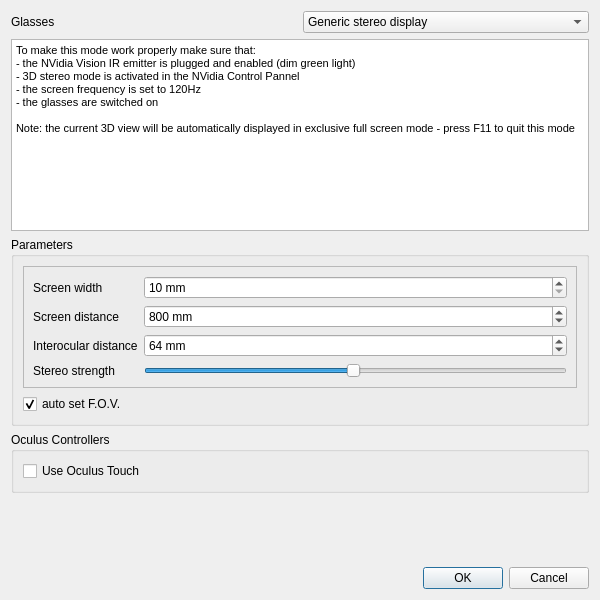
First picture: the form in common/ui_templates/stereoModeDlg.ui, repository hvs-ait/CloudCompare, before the edit.
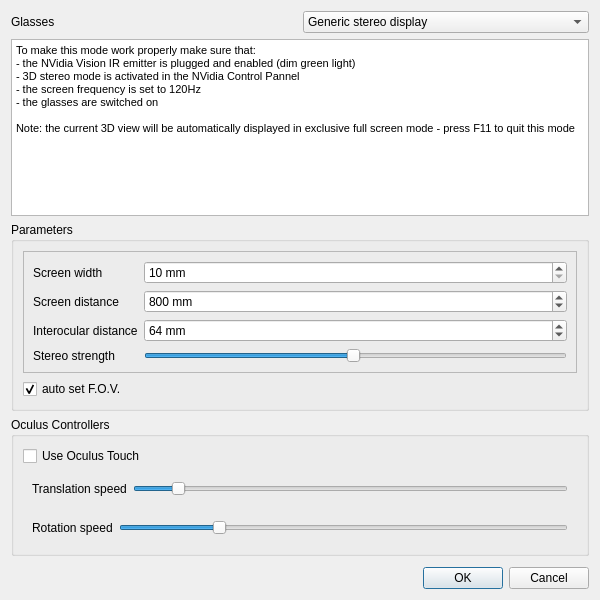
Second picture: the form after the edit. Icons and pictures are not drawn.

Commit message:
Implemented more controls and refactored ccOculusTouch class
Added controls for:
-  Increase / decrease pointsize
-  Resetting the view
-  Toggling between object or camera centered view

Added Qt elements for adjusting the rotation and translation speed

```diff
--- a/common/ui_templates/stereoModeDlg.ui
+++ b/common/ui_templates/stereoModeDlg.ui
@@ -102,13 +102,13 @@
 &lt;html&gt;&lt;head&gt;&lt;meta name=&quot;qrichtext&quot; content=&quot;1&quot; /&gt;&lt;style type=&quot;text/css&quot;&gt;
 p, li { white-space: pre-wrap; }
 &lt;/style&gt;&lt;/head&gt;&lt;body style=&quot; font-family:'MS Shell Dlg 2'; font-size:7.8pt; font-weight:400; font-style:normal;&quot;&gt;
-&lt;p style=&quot; margin-top:0px; margin-bottom:0px; margin-left:0px; margin-right:0px; -qt-block-indent:0; text-indent:0px;&quot;&gt;&lt;span style=&quot; font-family:'MS Shell Dlg 2'; font-size:8pt;&quot;&gt;To make this mode work properly make sure that:&lt;/span&gt;&lt;/p&gt;
-&lt;p style=&quot; margin-top:0px; margin-bottom:0px; margin-left:0px; margin-right:0px; -qt-block-indent:0; text-indent:0px;&quot;&gt;&lt;span style=&quot; font-family:'MS Shell Dlg 2'; font-size:8pt;&quot;&gt;- the NVidia Vision IR emitter is plugged and enabled (dim green light)&lt;/span&gt;&lt;/p&gt;
-&lt;p style=&quot; margin-top:0px; margin-bottom:0px; margin-left:0px; margin-right:0px; -qt-block-indent:0; text-indent:0px;&quot;&gt;&lt;span style=&quot; font-family:'MS Shell Dlg 2'; font-size:8pt;&quot;&gt;- 3D stereo mode is activated in the NVidia Control Pannel&lt;/span&gt;&lt;/p&gt;
-&lt;p style=&quot; margin-top:0px; margin-bottom:0px; margin-left:0px; margin-right:0px; -qt-block-indent:0; text-indent:0px;&quot;&gt;&lt;span style=&quot; font-family:'MS Shell Dlg 2'; font-size:8pt;&quot;&gt;- the screen frequency is set to 120Hz&lt;/span&gt;&lt;/p&gt;
-&lt;p style=&quot; margin-top:0px; margin-bottom:0px; margin-left:0px; margin-right:0px; -qt-block-indent:0; text-indent:0px;&quot;&gt;&lt;span style=&quot; font-family:'MS Shell Dlg 2'; font-size:8pt;&quot;&gt;- the glasses are switched on&lt;/span&gt;&lt;/p&gt;
-&lt;p style=&quot;-qt-paragraph-type:empty; margin-top:0px; margin-bottom:0px; margin-left:0px; margin-right:0px; -qt-block-indent:0; text-indent:0px; font-family:'MS Shell Dlg 2'; font-size:8pt;&quot;&gt;&lt;br /&gt;&lt;/p&gt;
-&lt;p style=&quot; margin-top:0px; margin-bottom:0px; margin-left:0px; margin-right:0px; -qt-block-indent:0; text-indent:0px;&quot;&gt;&lt;span style=&quot; font-family:'MS Shell Dlg 2'; font-size:8pt;&quot;&gt;Note: the current 3D view will be automatically displayed in exclusive full screen mode - press F11 to quit this mode&lt;/span&gt;&lt;/p&gt;&lt;/body&gt;&lt;/html&gt;</string>
+&lt;p style=&quot; margin-top:0px; margin-bottom:0px; margin-left:0px; margin-right:0px; -qt-block-indent:0; text-indent:0px;&quot;&gt;&lt;span style=&quot; font-size:8pt;&quot;&gt;To make this mode work properly make sure that:&lt;/span&gt;&lt;/p&gt;
+&lt;p style=&quot; margin-top:0px; margin-bottom:0px; margin-left:0px; margin-right:0px; -qt-block-indent:0; text-indent:0px;&quot;&gt;&lt;span style=&quot; font-size:8pt;&quot;&gt;- the NVidia Vision IR emitter is plugged and enabled (dim green light)&lt;/span&gt;&lt;/p&gt;
+&lt;p style=&quot; margin-top:0px; margin-bottom:0px; margin-left:0px; margin-right:0px; -qt-block-indent:0; text-indent:0px;&quot;&gt;&lt;span style=&quot; font-size:8pt;&quot;&gt;- 3D stereo mode is activated in the NVidia Control Pannel&lt;/span&gt;&lt;/p&gt;
+&lt;p style=&quot; margin-top:0px; margin-bottom:0px; margin-left:0px; margin-right:0px; -qt-block-indent:0; text-indent:0px;&quot;&gt;&lt;span style=&quot; font-size:8pt;&quot;&gt;- the screen frequency is set to 120Hz&lt;/span&gt;&lt;/p&gt;
+&lt;p style=&quot; margin-top:0px; margin-bottom:0px; margin-left:0px; margin-right:0px; -qt-block-indent:0; text-indent:0px;&quot;&gt;&lt;span style=&quot; font-size:8pt;&quot;&gt;- the glasses are switched on&lt;/span&gt;&lt;/p&gt;
+&lt;p style=&quot;-qt-paragraph-type:empty; margin-top:0px; margin-bottom:0px; margin-left:0px; margin-right:0px; -qt-block-indent:0; text-indent:0px; font-size:8pt;&quot;&gt;&lt;br /&gt;&lt;/p&gt;
+&lt;p style=&quot; margin-top:0px; margin-bottom:0px; margin-left:0px; margin-right:0px; -qt-block-indent:0; text-indent:0px;&quot;&gt;&lt;span style=&quot; font-size:8pt;&quot;&gt;Note: the current 3D view will be automatically displayed in exclusive full screen mode - press F11 to quit this mode&lt;/span&gt;&lt;/p&gt;&lt;/body&gt;&lt;/html&gt;</string>
      </property>
     </widget>
    </item>
@@ -263,6 +263,64 @@
         </property>
        </widget>
       </item>
+      <item>
+       <widget class="QWidget" name="widget" native="true">
+        <layout class="QHBoxLayout" name="horizontalLayout_2">
+         <item>
+          <widget class="QLabel" name="label_3">
+           <property name="text">
+            <string>Translation speed</string>
+           </property>
+          </widget>
+         </item>
+         <item>
+          <widget class="QSlider" name="translationSpeedSlider">
+           <property name="minimum">
+            <number>1</number>
+           </property>
+           <property name="maximum">
+            <number>100</number>
+           </property>
+           <property name="value">
+            <number>10</number>
+           </property>
+           <property name="orientation">
+            <enum>Qt::Horizontal</enum>
+           </property>
+          </widget>
+         </item>
+        </layout>
+       </widget>
+      </item>
+      <item>
+       <widget class="QWidget" name="widget_2" native="true">
+        <layout class="QHBoxLayout" name="horizontalLayout_3">
+         <item>
+          <widget class="QLabel" name="label_7">
+           <property name="text">
+            <string>Rotation speed</string>
+           </property>
+          </widget>
+         </item>
+         <item>
+          <widget class="QSlider" name="rotationSpeedSlider">
+           <property name="minimum">
+            <number>1</number>
+           </property>
+           <property name="maximum">
+            <number>90</number>
+           </property>
+           <property name="value">
+            <number>20</number>
+           </property>
+           <property name="orientation">
+            <enum>Qt::Horizontal</enum>
+           </property>
+          </widget>
+         </item>
+        </layout>
+       </widget>
+      </item>
      </layout>
     </widget>
    </item>
```
The commit also changes 8 other files.
